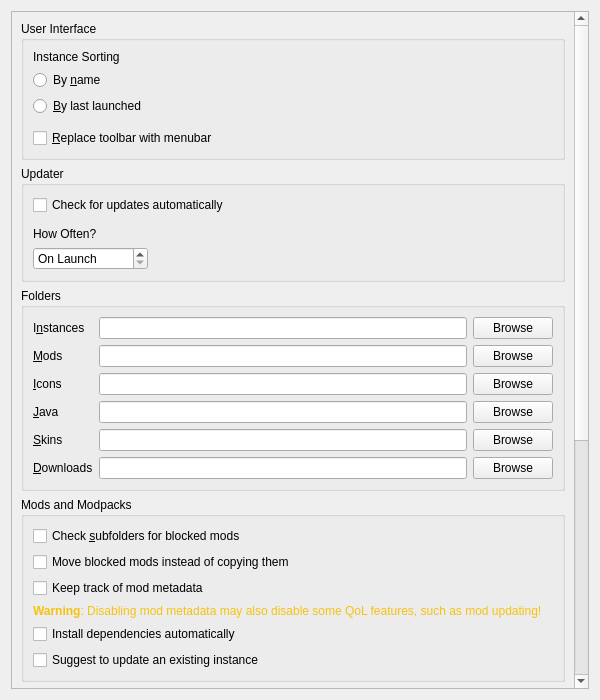
First picture: the form in launcher/ui/pages/global/LauncherPage.ui, repository FreesmTeam/FreesmLauncher, before the edit.
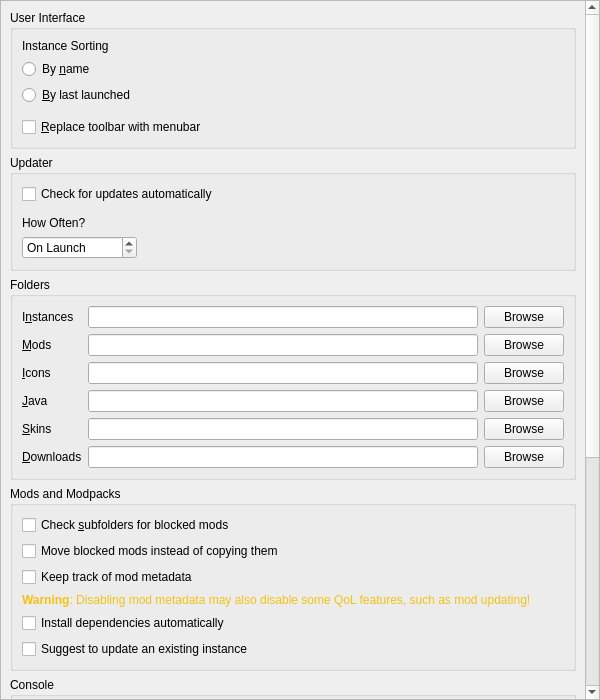
Second picture: the form after the edit.

```diff
--- a/launcher/ui/pages/global/LauncherPage.ui
+++ b/launcher/ui/pages/global/LauncherPage.ui
@@ -17,6 +17,18 @@
    </sizepolicy>
   </property>
   <layout class="QVBoxLayout" name="verticalLayout">
+   <property name="leftMargin">
+    <number>0</number>
+   </property>
+   <property name="topMargin">
+    <number>0</number>
+   </property>
+   <property name="rightMargin">
+    <number>0</number>
+   </property>
+   <property name="bottomMargin">
+    <number>0</number>
+   </property>
    <item>
     <widget class="QScrollArea" name="scrollArea">
      <property name="horizontalScrollBarPolicy">
@@ -29,9 +41,9 @@
       <property name="geometry">
        <rect>
         <x>0</x>
-        <y>-616</y>
-        <width>566</width>
-        <height>1296</height>
+        <y>0</y>
+        <width>575</width>
+        <height>1294</height>
        </rect>
       </property>
       <layout class="QVBoxLayout" name="verticalLayout_8">
```
